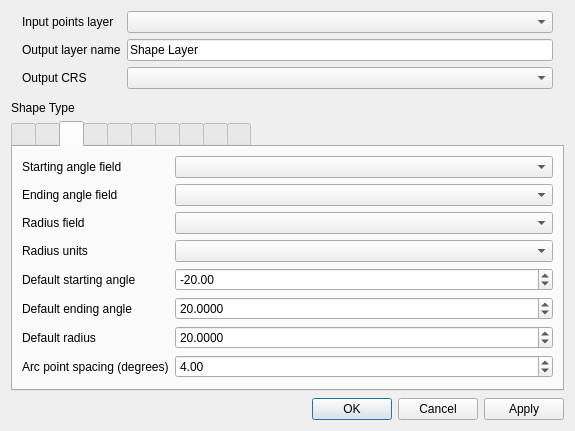
Above: ui/vector2Shape.ui from NationalSecurityAgency/qgis-shapetools-plugin before the change. Below: the same form after it.
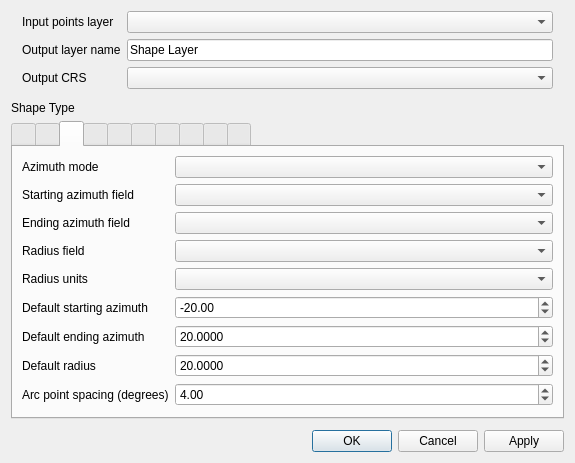
That is the form after the change. The open tabs and pages were chosen to show the change. Custom widgets are drawn as their Qt base class.

Commit message: added a pie azimuth mode

The edit to the form file:
```diff
--- a/ui/vector2Shape.ui
+++ b/ui/vector2Shape.ui
@@ -7,7 +7,7 @@
     <x>0</x>
     <y>0</y>
     <width>575</width>
-    <height>431</height>
+    <height>463</height>
    </rect>
   </property>
   <property name="windowTitle">
@@ -320,54 +320,54 @@
        <string>Pie Wedge</string>
       </attribute>
       <layout class="QFormLayout" name="formLayout_11">
-       <item row="0" column="0">
-        <widget class="QLabel" name="label_47">
+       <item row="1" column="0">
+        <widget class="QLabel" name="pieAngleField1Label">
          <property name="text">
-          <string>Starting angle field</string>
+          <string>Starting azimuth field</string>
          </property>
         </widget>
        </item>
-       <item row="0" column="1">
+       <item row="1" column="1">
         <widget class="QComboBox" name="pieBearingStartComboBox"/>
        </item>
-       <item row="1" column="0">
-        <widget class="QLabel" name="label_48">
+       <item row="2" column="0">
+        <widget class="QLabel" name="pieAngleField2Label">
          <property name="text">
-          <string>Ending angle field</string>
+          <string>Ending azimuth field</string>
          </property>
         </widget>
        </item>
-       <item row="1" column="1">
+       <item row="2" column="1">
         <widget class="QComboBox" name="pieBearingEndComboBox"/>
        </item>
-       <item row="2" column="0">
+       <item row="3" column="0">
         <widget class="QLabel" name="label_49">
          <property name="text">
           <string>Radius field</string>
          </property>
         </widget>
        </item>
-       <item row="2" column="1">
+       <item row="3" column="1">
         <widget class="QComboBox" name="pieDistanceComboBox"/>
        </item>
-       <item row="3" column="0">
+       <item row="4" column="0">
         <widget class="QLabel" name="label_50">
          <property name="text">
           <string>Radius units</string>
          </property>
         </widget>
        </item>
-       <item row="3" column="1">
+       <item row="4" column="1">
         <widget class="QComboBox" name="pieUnitOfDistanceComboBox"/>
        </item>
-       <item row="4" column="0">
-        <widget class="QLabel" name="label_51">
+       <item row="5" column="0">
+        <widget class="QLabel" name="pieDefaultAngle1Label">
          <property name="text">
-          <string>Default starting angle</string>
+          <string>Default starting azimuth</string>
          </property>
         </widget>
        </item>
-       <item row="4" column="1">
+       <item row="5" column="1">
         <widget class="QDoubleSpinBox" name="pieBearingStartSpinBox">
          <property name="minimum">
           <double>-360.000000000000000</double>
@@ -380,14 +380,14 @@
          </property>
         </widget>
        </item>
-       <item row="5" column="0">
-        <widget class="QLabel" name="label_52">
+       <item row="6" column="0">
+        <widget class="QLabel" name="pieDefaultAngle2Label">
          <property name="text">
-          <string>Default ending angle</string>
+          <string>Default ending azimuth</string>
          </property>
         </widget>
        </item>
-       <item row="5" column="1">
+       <item row="6" column="1">
         <widget class="QDoubleSpinBox" name="pieBearingEndSpinBox">
          <property name="decimals">
           <number>4</number>
@@ -403,14 +403,14 @@
          </property>
         </widget>
        </item>
-       <item row="6" column="0">
+       <item row="7" column="0">
         <widget class="QLabel" name="label_53">
          <property name="text">
           <string>Default radius</string>
          </property>
         </widget>
        </item>
-       <item row="6" column="1">
+       <item row="7" column="1">
         <widget class="QDoubleSpinBox" name="pieDefaultDistanceSpinBox">
          <property name="decimals">
           <number>4</number>
@@ -423,14 +423,14 @@
          </property>
         </widget>
        </item>
-       <item row="7" column="0">
+       <item row="8" column="0">
         <widget class="QLabel" name="label_55">
          <property name="text">
           <string>Arc point spacing (degrees)</string>
          </property>
         </widget>
        </item>
-       <item row="7" column="1">
+       <item row="8" column="1">
         <widget class="QDoubleSpinBox" name="pointSpacingSpinBox">
          <property name="minimum">
           <double>0.250000000000000</double>
@@ -443,6 +443,16 @@
          </property>
         </widget>
        </item>
+       <item row="0" column="0">
+        <widget class="QLabel" name="label_56">
+         <property name="text">
+          <string>Azimuth mode</string>
+         </property>
+        </widget>
+       </item>
+       <item row="0" column="1">
+        <widget class="QComboBox" name="pieAzimuthModeComboBox"/>
+       </item>
       </layout>
      </widget>
      <widget class="QWidget" name="polygon">
```
Left out of the diff: 2 changed lines with no effect on the pictures. The commit also changes 3 other files.
